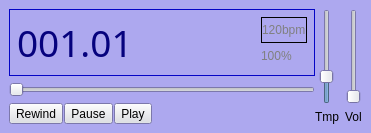
Qt form mscore/mscore/playpanel.ui (musescore/musescore-old) before a commit.
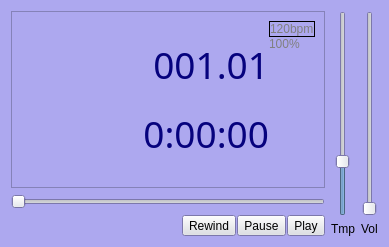
The same form after that commit.

Commit message: add time display

```diff
--- a/mscore/mscore/playpanel.ui
+++ b/mscore/mscore/playpanel.ui
@@ -5,8 +5,8 @@
    <rect>
     <x>0</x>
     <y>0</y>
-    <width>371</width>
-    <height>129</height>
+    <width>389</width>
+    <height>247</height>
    </rect>
   </property>
   <property name="sizePolicy" >
@@ -487,39 +487,9 @@
   <property name="windowTitle" >
    <string>MuseScore: Play Panel</string>
   </property>
-  <layout class="QHBoxLayout" >
-   <property name="spacing" >
-    <number>0</number>
-   </property>
-   <property name="leftMargin" >
-    <number>9</number>
-   </property>
-   <property name="topMargin" >
-    <number>9</number>
-   </property>
-   <property name="rightMargin" >
-    <number>9</number>
-   </property>
-   <property name="bottomMargin" >
-    <number>9</number>
-   </property>
+  <layout class="QHBoxLayout" name="horizontalLayout_2" >
    <item>
-    <layout class="QVBoxLayout" >
-     <property name="spacing" >
-      <number>6</number>
-     </property>
-     <property name="leftMargin" >
-      <number>0</number>
-     </property>
-     <property name="topMargin" >
-      <number>0</number>
-     </property>
-     <property name="rightMargin" >
-      <number>0</number>
-     </property>
-     <property name="bottomMargin" >
-      <number>0</number>
-     </property>
+    <layout class="QVBoxLayout" name="verticalLayout_3" >
      <item>
       <widget class="QFrame" name="frame" >
        <property name="sizePolicy" >
@@ -530,471 +500,9 @@
        </property>
        <property name="palette" >
         <palette>
-         <active>
-          <colorrole role="WindowText" >
-           <brush brushstyle="SolidPattern" >
-            <color alpha="255" >
-             <red>128</red>
-             <green>128</green>
-             <blue>128</blue>
-            </color>
-           </brush>
-          </colorrole>
-          <colorrole role="Button" >
-           <brush brushstyle="SolidPattern" >
-            <color alpha="255" >
-             <red>221</red>
-             <green>223</green>
-             <blue>228</blue>
-            </color>
-           </brush>
-          </colorrole>
-          <colorrole role="Light" >
-           <brush brushstyle="SolidPattern" >
-            <color alpha="255" >
-             <red>255</red>
-             <green>255</green>
-             <blue>255</blue>
-            </color>
-           </brush>
-          </colorrole>
-          <colorrole role="Midlight" >
-           <brush brushstyle="SolidPattern" >
-            <color alpha="255" >
-             <red>255</red>
-             <green>255</green>
-             <blue>255</blue>
-            </color>
-           </brush>
-          </colorrole>
-          <colorrole role="Dark" >
-           <brush brushstyle="SolidPattern" >
-            <color alpha="255" >
-             <red>110</red>
-             <green>111</green>
-             <blue>114</blue>
-            </color>
-           </brush>
-          </colorrole>
-          <colorrole role="Mid" >
-           <brush brushstyle="SolidPattern" >
-            <color alpha="255" >
-             <red>147</red>
-             <green>149</green>
-             <blue>152</blue>
-            </color>
-           </brush>
-          </colorrole>
-          <colorrole role="Text" >
-           <brush brushstyle="SolidPattern" >
-            <color alpha="255" >
-             <red>128</red>
-             <green>128</green>
-             <blue>128</blue>
-            </color>
-           </brush>
-          </colorrole>
-          <colorrole role="BrightText" >
-           <brush brushstyle="SolidPattern" >
-            <color alpha="255" >
-             <red>255</red>
-             <green>255</green>
-             <blue>255</blue>
-            </color>
-           </brush>
-          </colorrole>
-          <colorrole role="ButtonText" >
-           <brush brushstyle="SolidPattern" >
-            <color alpha="255" >
-             <red>128</red>
-             <green>128</green>
-             <blue>128</blue>
-            </color>
-           </brush>
-          </colorrole>
-          <colorrole role="Base" >
-           <brush brushstyle="SolidPattern" >
-            <color alpha="255" >
-             <red>0</red>
-             <green>0</green>
-             <blue>0</blue>
-            </color>
-           </brush>
-          </colorrole>
-          <colorrole role="Window" >
-           <brush brushstyle="SolidPattern" >
-            <color alpha="255" >
-             <red>7</red>
-             <green>7</green>
-             <blue>255</blue>
-            </color>
-           </brush>
-          </colorrole>
-          <colorrole role="Shadow" >
-           <brush brushstyle="SolidPattern" >
-            <color alpha="255" >
-             <red>0</red>
-             <green>0</green>
-             <blue>0</blue>
-            </color>
-           </brush>
-          </colorrole>
-          <colorrole role="Highlight" >
-           <brush brushstyle="SolidPattern" >
-            <color alpha="255" >
-             <red>86</red>
-             <green>117</green>
-             <blue>148</blue>
-            </color>
-           </brush>
-          </colorrole>
-          <colorrole role="HighlightedText" >
-           <brush brushstyle="SolidPattern" >
-            <color alpha="255" >
-             <red>255</red>
-             <green>255</green>
-             <blue>255</blue>
-            </color>
-           </brush>
-          </colorrole>
-          <colorrole role="Link" >
-           <brush brushstyle="SolidPattern" >
-            <color alpha="255" >
-             <red>0</red>
-             <green>0</green>
-             <blue>238</blue>
-            </color>
-           </brush>
-          </colorrole>
-          <colorrole role="LinkVisited" >
-           <brush brushstyle="SolidPattern" >
-            <color alpha="255" >
-             <red>82</red>
-             <green>24</green>
-             <blue>139</blue>
-            </color>
-           </brush>
-          </colorrole>
-          <colorrole role="AlternateBase" >
-           <brush brushstyle="SolidPattern" >
-            <color alpha="255" >
-             <red>238</red>
-             <green>239</green>
-             <blue>241</blue>
-            </color>
-           </brush>
-          </colorrole>
-         </active>
-         <inactive>
-          <colorrole role="WindowText" >
-           <brush brushstyle="SolidPattern" >
-            <color alpha="255" >
-             <red>128</red>
-             <green>128</green>
-             <blue>128</blue>
-            </color>
-           </brush>
-          </colorrole>
-          <colorrole role="Button" >
-           <brush brushstyle="SolidPattern" >
-            <color alpha="255" >
-             <red>221</red>
-             <green>223</green>
-             <blue>228</blue>
-            </color>
-           </brush>
-          </colorrole>
-          <colorrole role="Light" >
-           <brush brushstyle="SolidPattern" >
-            <color alpha="255" >
-             <red>255</red>
-             <green>255</green>
-             <blue>255</blue>
-            </color>
-           </brush>
-          </colorrole>
-          <colorrole role="Midlight" >
-           <brush brushstyle="SolidPattern" >
-            <color alpha="255" >
-             <red>255</red>
-             <green>255</green>
-             <blue>255</blue>
-            </color>
-           </brush>
-          </colorrole>
-          <colorrole role="Dark" >
-           <brush brushstyle="SolidPattern" >
-            <color alpha="255" >
-             <red>110</red>
-             <green>111</green>
-             <blue>114</blue>
-            </color>
-           </brush>
-          </colorrole>
-          <colorrole role="Mid" >
-           <brush brushstyle="SolidPattern" >
-            <color alpha="255" >
-             <red>147</red>
-             <green>149</green>
-             <blue>152</blue>
-            </color>
-           </brush>
-          </colorrole>
-          <colorrole role="Text" >
-           <brush brushstyle="SolidPattern" >
-            <color alpha="255" >
-             <red>128</red>
-             <green>128</green>
-             <blue>128</blue>
-            </color>
-           </brush>
-          </colorrole>
-          <colorrole role="BrightText" >
-           <brush brushstyle="SolidPattern" >
-            <color alpha="255" >
-             <red>255</red>
-             <green>255</green>
-             <blue>255</blue>
-            </color>
-           </brush>
-          </colorrole>
-          <colorrole role="ButtonText" >
-           <brush brushstyle="SolidPattern" >
-            <color alpha="255" >
-             <red>128</red>
-             <green>128</green>
-             <blue>128</blue>
-            </color>
-           </brush>
-          </colorrole>
-          <colorrole role="Base" >
-           <brush brushstyle="SolidPattern" >
-            <color alpha="255" >
-             <red>0</red>
-             <green>0</green>
-             <blue>0</blue>
-            </color>
-           </brush>
-          </colorrole>
-          <colorrole role="Window" >
-           <brush brushstyle="SolidPattern" >
-            <color alpha="255" >
-             <red>7</red>
-             <green>7</green>
-             <blue>255</blue>
-            </color>
-           </brush>
-          </colorrole>
-          <colorrole role="Shadow" >
-           <brush brushstyle="SolidPattern" >
-            <color alpha="255" >
-             <red>0</red>
-             <green>0</green>
-             <blue>0</blue>
-            </color>
-           </brush>
-          </colorrole>
-          <colorrole role="Highlight" >
-           <brush brushstyle="SolidPattern" >
-            <color alpha="255" >
-             <red>86</red>
-             <green>117</green>
-             <blue>148</blue>
-            </color>
-           </brush>
-          </colorrole>
-          <colorrole role="HighlightedText" >
-           <brush brushstyle="SolidPattern" >
-            <color alpha="255" >
-             <red>255</red>
-             <green>255</green>
-             <blue>255</blue>
-            </color>
-           </brush>
-          </colorrole>
-          <colorrole role="Link" >
-           <brush brushstyle="SolidPattern" >
-            <color alpha="255" >
-             <red>0</red>
-             <green>0</green>
-             <blue>238</blue>
-            </color>
-           </brush>
-          </colorrole>
-          <colorrole role="LinkVisited" >
-           <brush brushstyle="SolidPattern" >
-            <color alpha="255" >
-             <red>82</red>
-             <green>24</green>
-             <blue>139</blue>
-            </color>
-           </brush>
-          </colorrole>
-          <colorrole role="AlternateBase" >
-           <brush brushstyle="SolidPattern" >
-            <color alpha="255" >
-             <red>238</red>
-             <green>239</green>
-             <blue>241</blue>
-            </color>
-           </brush>
-          </colorrole>
-         </inactive>
-         <disabled>
-          <colorrole role="WindowText" >
-           <brush brushstyle="SolidPattern" >
-            <color alpha="255" >
-             <red>128</red>
-             <green>128</green>
-             <blue>128</blue>
-            </color>
-           </brush>
-          </colorrole>
-          <colorrole role="Button" >
-           <brush brushstyle="SolidPattern" >
-            <color alpha="255" >
-             <red>221</red>
-             <green>223</green>
-             <blue>228</blue>
-            </color>
-           </brush>
-          </colorrole>
-          <colorrole role="Light" >
-           <brush brushstyle="SolidPattern" >
-            <color alpha="255" >
-             <red>255</red>
-             <green>255</green>
-             <blue>255</blue>
-            </color>
-           </brush>
-          </colorrole>
-          <colorrole role="Midlight" >
-           <brush brushstyle="SolidPattern" >
-            <color alpha="255" >
-             <red>255</red>
-             <green>255</green>
-             <blue>255</blue>
-            </color>
-           </brush>
-          </colorrole>
-          <colorrole role="Dark" >
-           <brush brushstyle="SolidPattern" >
-            <color alpha="255" >
-             <red>110</red>
-             <green>111</green>
-             <blue>114</blue>
-            </color>
-           </brush>
-          </colorrole>
-          <colorrole role="Mid" >
-           <brush brushstyle="SolidPattern" >
-            <color alpha="255" >
-             <red>147</red>
-             <green>149</green>
-             <blue>152</blue>
-            </color>
-           </brush>
-          </colorrole>
-          <colorrole role="Text" >
-           <brush brushstyle="SolidPattern" >
-            <color alpha="255" >
-             <red>128</red>
-             <green>128</green>
-             <blue>128</blue>
-            </color>
-           </brush>
-          </colorrole>
-          <colorrole role="BrightText" >
-           <brush brushstyle="SolidPattern" >
-            <color alpha="255" >
-             <red>255</red>
-             <green>255</green>
-             <blue>255</blue>
-            </color>
-           </brush>
-          </colorrole>
-          <colorrole role="ButtonText" >
-           <brush brushstyle="SolidPattern" >
-            <color alpha="255" >
-             <red>128</red>
-             <green>128</green>
-             <blue>128</blue>
-            </color>
-           </brush>
-          </colorrole>
-          <colorrole role="Base" >
-           <brush brushstyle="SolidPattern" >
-            <color alpha="255" >
-             <red>7</red>
-             <green>7</green>
-             <blue>255</blue>
-            </color>
-           </brush>
-          </colorrole>
-          <colorrole role="Window" >
-           <brush brushstyle="SolidPattern" >
-            <color alpha="255" >
-             <red>7</red>
-             <green>7</green>
-             <blue>255</blue>
-            </color>
-           </brush>
-          </colorrole>
-          <colorrole role="Shadow" >
-           <brush brushstyle="SolidPattern" >
-            <color alpha="255" >
-             <red>0</red>
-             <green>0</green>
-             <blue>0</blue>
-            </color>
-           </brush>
-          </colorrole>
-          <colorrole role="Highlight" >
-           <brush brushstyle="SolidPattern" >
-            <color alpha="255" >
-             <red>86</red>
-             <green>117</green>
-             <blue>148</blue>
-            </color>
-           </brush>
-          </colorrole>
-          <colorrole role="HighlightedText" >
-           <brush brushstyle="SolidPattern" >
-            <color alpha="255" >
-             <red>255</red>
-             <green>255</green>
-             <blue>255</blue>
-            </color>
-           </brush>
-          </colorrole>
-          <colorrole role="Link" >
-           <brush brushstyle="SolidPattern" >
-            <color alpha="255" >
-             <red>0</red>
-             <green>0</green>
-             <blue>238</blue>
-            </color>
-           </brush>
-          </colorrole>
-          <colorrole role="LinkVisited" >
-           <brush brushstyle="SolidPattern" >
-            <color alpha="255" >
-             <red>82</red>
-             <green>24</green>
-             <blue>139</blue>
-            </color>
-           </brush>
-          </colorrole>
-          <colorrole role="AlternateBase" >
-           <brush brushstyle="SolidPattern" >
-            <color alpha="255" >
-             <red>238</red>
-             <green>239</green>
-             <blue>241</blue>
-            </color>
-           </brush>
-          </colorrole>
-         </disabled>
+         <active/>
+         <inactive/>
+         <disabled/>
         </palette>
        </property>
        <property name="frameShape" >
@@ -1009,26 +517,19 @@
        <property name="midLineWidth" >
         <number>2</number>
        </property>
-       <layout class="QHBoxLayout" >
+       <layout class="QHBoxLayout" name="horizontalLayout" >
         <property name="spacing" >
          <number>0</number>
         </property>
-        <property name="leftMargin" >
-         <number>7</number>
-        </property>
-        <property name="topMargin" >
-         <number>7</number>
-        </property>
-        <property name="rightMargin" >
-         <number>7</number>
-        </property>
-        <property name="bottomMargin" >
-         <number>7</number>
+        <item>
+         <layout class="QVBoxLayout" name="verticalLayout_2" >
+          <property name="spacing" >
+           <number>0</number>
         </property>
         <item>
          <widget class="QLabel" name="posLabel" >
           <property name="sizePolicy" >
-           <sizepolicy vsizetype="Expanding" hsizetype="Expanding" >
+             <sizepolicy vsizetype="Fixed" hsizetype="Expanding" >
             <horstretch>0</horstretch>
             <verstretch>0</verstretch>
            </sizepolicy>
@@ -1514,6 +1015,12 @@
           <property name="text" >
            <string>001.01</string>
           </property>
+            <property name="textFormat" >
+             <enum>Qt::PlainText</enum>
+            </property>
+            <property name="alignment" >
+             <set>Qt::AlignRight|Qt::AlignTrailing|Qt::AlignVCenter</set>
+            </property>
           <property name="margin" >
            <number>0</number>
           </property>
@@ -1526,26 +1033,522 @@
          </widget>
         </item>
         <item>
-         <layout class="QVBoxLayout" >
-          <property name="spacing" >
-           <number>0</number>
-          </property>
-          <property name="leftMargin" >
-           <number>0</number>
-          </property>
-          <property name="topMargin" >
-           <number>0</number>
-          </property>
-          <property name="rightMargin" >
+           <widget class="QLabel" name="timeLabel" >
+            <property name="sizePolicy" >
+             <sizepolicy vsizetype="Fixed" hsizetype="Expanding" >
+              <horstretch>0</horstretch>
+              <verstretch>0</verstretch>
+             </sizepolicy>
+            </property>
+            <property name="palette" >
+             <palette>
+              <active>
+               <colorrole role="WindowText" >
+                <brush brushstyle="SolidPattern" >
+                 <color alpha="255" >
+                  <red>6</red>
+                  <green>2</green>
+                  <blue>125</blue>
+                 </color>
+                </brush>
+               </colorrole>
+               <colorrole role="Button" >
+                <brush brushstyle="SolidPattern" >
+                 <color alpha="255" >
+                  <red>255</red>
+                  <green>255</green>
+                  <blue>0</blue>
+                 </color>
+                </brush>
+               </colorrole>
+               <colorrole role="Light" >
+                <brush brushstyle="SolidPattern" >
+                 <color alpha="255" >
+                  <red>255</red>
+                  <green>255</green>
+                  <blue>127</blue>
+                 </color>
+                </brush>
+               </colorrole>
+               <colorrole role="Midlight" >
+                <brush brushstyle="SolidPattern" >
+                 <color alpha="255" >
+                  <red>255</red>
+                  <green>255</green>
+                  <blue>38</blue>
+                 </color>
+                </brush>
+               </colorrole>
+               <colorrole role="Dark" >
+                <brush brushstyle="SolidPattern" >
+                 <color alpha="255" >
+                  <red>127</red>
+                  <green>127</green>
+                  <blue>0</blue>
+                 </color>
+                </brush>
+               </colorrole>
+               <colorrole role="Mid" >
+                <brush brushstyle="SolidPattern" >
+                 <color alpha="255" >
+                  <red>170</red>
+                  <green>170</green>
+                  <blue>0</blue>
+                 </color>
+                </brush>
+               </colorrole>
+               <colorrole role="Text" >
+                <brush brushstyle="SolidPattern" >
+                 <color alpha="255" >
+                  <red>128</red>
+                  <green>128</green>
+                  <blue>128</blue>
+                 </color>
+                </brush>
+               </colorrole>
+               <colorrole role="BrightText" >
+                <brush brushstyle="SolidPattern" >
+                 <color alpha="255" >
+                  <red>255</red>
+                  <green>255</green>
+                  <blue>255</blue>
+                 </color>
+                </brush>
+               </colorrole>
+               <colorrole role="ButtonText" >
+                <brush brushstyle="SolidPattern" >
+                 <color alpha="255" >
+                  <red>128</red>
+                  <green>128</green>
+                  <blue>128</blue>
+                 </color>
+                </brush>
+               </colorrole>
+               <colorrole role="Base" >
+                <brush brushstyle="SolidPattern" >
+                 <color alpha="255" >
+                  <red>0</red>
+                  <green>0</green>
+                  <blue>0</blue>
+                 </color>
+                </brush>
+               </colorrole>
+               <colorrole role="Window" >
+                <brush brushstyle="SolidPattern" >
+                 <color alpha="255" >
+                  <red>69</red>
+                  <green>87</green>
+                  <blue>255</blue>
+                 </color>
+                </brush>
+               </colorrole>
+               <colorrole role="Shadow" >
+                <brush brushstyle="SolidPattern" >
+                 <color alpha="255" >
+                  <red>0</red>
+                  <green>0</green>
+                  <blue>0</blue>
+                 </color>
+                </brush>
+               </colorrole>
+               <colorrole role="Highlight" >
+                <brush brushstyle="SolidPattern" >
+                 <color alpha="255" >
+                  <red>86</red>
+                  <green>117</green>
+                  <blue>148</blue>
+                 </color>
+                </brush>
+               </colorrole>
+               <colorrole role="HighlightedText" >
+                <brush brushstyle="SolidPattern" >
+                 <color alpha="255" >
+                  <red>255</red>
+                  <green>255</green>
+                  <blue>255</blue>
+                 </color>
+                </brush>
+               </colorrole>
+               <colorrole role="Link" >
+                <brush brushstyle="SolidPattern" >
+                 <color alpha="255" >
+                  <red>0</red>
+                  <green>0</green>
+                  <blue>238</blue>
+                 </color>
+                </brush>
+               </colorrole>
+               <colorrole role="LinkVisited" >
+                <brush brushstyle="SolidPattern" >
+                 <color alpha="255" >
+                  <red>82</red>
+                  <green>24</green>
+                  <blue>139</blue>
+                 </color>
+                </brush>
+               </colorrole>
+               <colorrole role="AlternateBase" >
+                <brush brushstyle="SolidPattern" >
+                 <color alpha="255" >
+                  <red>255</red>
+                  <green>255</green>
+                  <blue>63</blue>
+                 </color>
+                </brush>
+               </colorrole>
+              </active>
+              <inactive>
+               <colorrole role="WindowText" >
+                <brush brushstyle="SolidPattern" >
+                 <color alpha="255" >
+                  <red>6</red>
+                  <green>2</green>
+                  <blue>125</blue>
+                 </color>
+                </brush>
+               </colorrole>
+               <colorrole role="Button" >
+                <brush brushstyle="SolidPattern" >
+                 <color alpha="255" >
+                  <red>255</red>
+                  <green>255</green>
+                  <blue>0</blue>
+                 </color>
+                </brush>
+               </colorrole>
+               <colorrole role="Light" >
+                <brush brushstyle="SolidPattern" >
+                 <color alpha="255" >
+                  <red>255</red>
+                  <green>255</green>
+                  <blue>127</blue>
+                 </color>
+                </brush>
+               </colorrole>
+               <colorrole role="Midlight" >
+                <brush brushstyle="SolidPattern" >
+                 <color alpha="255" >
+                  <red>255</red>
+                  <green>255</green>
+                  <blue>38</blue>
+                 </color>
+                </brush>
+               </colorrole>
+               <colorrole role="Dark" >
+                <brush brushstyle="SolidPattern" >
+                 <color alpha="255" >
+                  <red>127</red>
+                  <green>127</green>
+                  <blue>0</blue>
+                 </color>
+                </brush>
+               </colorrole>
+               <colorrole role="Mid" >
+                <brush brushstyle="SolidPattern" >
+                 <color alpha="255" >
+                  <red>170</red>
+                  <green>170</green>
+                  <blue>0</blue>
+                 </color>
+                </brush>
+               </colorrole>
+               <colorrole role="Text" >
+                <brush brushstyle="SolidPattern" >
+                 <color alpha="255" >
+                  <red>128</red>
+                  <green>128</green>
+                  <blue>128</blue>
+                 </color>
+                </brush>
+               </colorrole>
+               <colorrole role="BrightText" >
+                <brush brushstyle="SolidPattern" >
+                 <color alpha="255" >
+                  <red>255</red>
+                  <green>255</green>
+                  <blue>255</blue>
+                 </color>
+                </brush>
+               </colorrole>
+               <colorrole role="ButtonText" >
+                <brush brushstyle="SolidPattern" >
+                 <color alpha="255" >
+                  <red>128</red>
+                  <green>128</green>
+                  <blue>128</blue>
+                 </color>
+                </brush>
+               </colorrole>
+               <colorrole role="Base" >
+                <brush brushstyle="SolidPattern" >
+                 <color alpha="255" >
+                  <red>0</red>
+                  <green>0</green>
+                  <blue>0</blue>
+                 </color>
+                </brush>
+               </colorrole>
+               <colorrole role="Window" >
+                <brush brushstyle="SolidPattern" >
+                 <color alpha="255" >
+                  <red>69</red>
+                  <green>87</green>
+                  <blue>255</blue>
+                 </color>
+                </brush>
+               </colorrole>
+               <colorrole role="Shadow" >
+                <brush brushstyle="SolidPattern" >
+                 <color alpha="255" >
+                  <red>0</red>
+                  <green>0</green>
+                  <blue>0</blue>
+                 </color>
+                </brush>
+               </colorrole>
+               <colorrole role="Highlight" >
+                <brush brushstyle="SolidPattern" >
+                 <color alpha="255" >
+                  <red>86</red>
+                  <green>117</green>
+                  <blue>148</blue>
+                 </color>
+                </brush>
+               </colorrole>
+               <colorrole role="HighlightedText" >
+                <brush brushstyle="SolidPattern" >
+                 <color alpha="255" >
+                  <red>255</red>
+                  <green>255</green>
+                  <blue>255</blue>
+                 </color>
+                </brush>
+               </colorrole>
+               <colorrole role="Link" >
+                <brush brushstyle="SolidPattern" >
+                 <color alpha="255" >
+                  <red>0</red>
+                  <green>0</green>
+                  <blue>238</blue>
+                 </color>
+                </brush>
+               </colorrole>
+               <colorrole role="LinkVisited" >
+                <brush brushstyle="SolidPattern" >
+                 <color alpha="255" >
+                  <red>82</red>
+                  <green>24</green>
+                  <blue>139</blue>
+                 </color>
+                </brush>
+               </colorrole>
+               <colorrole role="AlternateBase" >
+                <brush brushstyle="SolidPattern" >
+                 <color alpha="255" >
+                  <red>255</red>
+                  <green>255</green>
+                  <blue>63</blue>
+                 </color>
+                </brush>
+               </colorrole>
+              </inactive>
+              <disabled>
+               <colorrole role="WindowText" >
+                <brush brushstyle="SolidPattern" >
+                 <color alpha="255" >
+                  <red>128</red>
+                  <green>128</green>
+                  <blue>128</blue>
+                 </color>
+                </brush>
+               </colorrole>
+               <colorrole role="Button" >
+                <brush brushstyle="SolidPattern" >
+                 <color alpha="255" >
+                  <red>255</red>
+                  <green>255</green>
+                  <blue>0</blue>
+                 </color>
+                </brush>
+               </colorrole>
+               <colorrole role="Light" >
+                <brush brushstyle="SolidPattern" >
+                 <color alpha="255" >
+                  <red>255</red>
+                  <green>255</green>
+                  <blue>127</blue>
+                 </color>
+                </brush>
+               </colorrole>
+               <colorrole role="Midlight" >
+                <brush brushstyle="SolidPattern" >
+                 <color alpha="255" >
+                  <red>255</red>
+                  <green>255</green>
+                  <blue>38</blue>
+                 </color>
+                </brush>
+               </colorrole>
+               <colorrole role="Dark" >
+                <brush brushstyle="SolidPattern" >
+                 <color alpha="255" >
+                  <red>127</red>
+                  <green>127</green>
+                  <blue>0</blue>
+                 </color>
+                </brush>
+               </colorrole>
+               <colorrole role="Mid" >
+                <brush brushstyle="SolidPattern" >
+                 <color alpha="255" >
+                  <red>170</red>
+                  <green>170</green>
+                  <blue>0</blue>
+                 </color>
+                </brush>
+               </colorrole>
+               <colorrole role="Text" >
+                <brush brushstyle="SolidPattern" >
+                 <color alpha="255" >
+                  <red>128</red>
+                  <green>128</green>
+                  <blue>128</blue>
+                 </color>
+                </brush>
+               </colorrole>
+               <colorrole role="BrightText" >
+                <brush brushstyle="SolidPattern" >
+                 <color alpha="255" >
+                  <red>255</red>
+                  <green>255</green>
+                  <blue>255</blue>
+                 </color>
+                </brush>
+               </colorrole>
+               <colorrole role="ButtonText" >
+                <brush brushstyle="SolidPattern" >
+                 <color alpha="255" >
+                  <red>128</red>
+                  <green>128</green>
+                  <blue>128</blue>
+                 </color>
+                </brush>
+               </colorrole>
+               <colorrole role="Base" >
+                <brush brushstyle="SolidPattern" >
+                 <color alpha="255" >
+                  <red>69</red>
+                  <green>87</green>
+                  <blue>255</blue>
+                 </color>
+                </brush>
+               </colorrole>
+               <colorrole role="Window" >
+                <brush brushstyle="SolidPattern" >
+                 <color alpha="255" >
+                  <red>69</red>
+                  <green>87</green>
+                  <blue>255</blue>
+                 </color>
+                </brush>
+               </colorrole>
+               <colorrole role="Shadow" >
+                <brush brushstyle="SolidPattern" >
+                 <color alpha="255" >
+                  <red>0</red>
+                  <green>0</green>
+                  <blue>0</blue>
+                 </color>
+                </brush>
+               </colorrole>
+               <colorrole role="Highlight" >
+                <brush brushstyle="SolidPattern" >
+                 <color alpha="255" >
+                  <red>86</red>
+                  <green>117</green>
+                  <blue>148</blue>
+                 </color>
+                </brush>
+               </colorrole>
+               <colorrole role="HighlightedText" >
+                <brush brushstyle="SolidPattern" >
+                 <color alpha="255" >
+                  <red>255</red>
+                  <green>255</green>
+                  <blue>255</blue>
+                 </color>
+                </brush>
+               </colorrole>
+               <colorrole role="Link" >
+                <brush brushstyle="SolidPattern" >
+                 <color alpha="255" >
+                  <red>0</red>
+                  <green>0</green>
+                  <blue>238</blue>
+                 </color>
+                </brush>
+               </colorrole>
+               <colorrole role="LinkVisited" >
+                <brush brushstyle="SolidPattern" >
+                 <color alpha="255" >
+                  <red>82</red>
+                  <green>24</green>
+                  <blue>139</blue>
+                 </color>
+                </brush>
+               </colorrole>
+               <colorrole role="AlternateBase" >
+                <brush brushstyle="SolidPattern" >
+                 <color alpha="255" >
+                  <red>255</red>
+                  <green>255</green>
+                  <blue>63</blue>
+                 </color>
+                </brush>
+               </colorrole>
+              </disabled>
+             </palette>
+            </property>
+            <property name="font" >
+             <font>
+              <family>Arial black</family>
+              <pointsize>28</pointsize>
+             </font>
+            </property>
+            <property name="toolTip" >
+             <string>h:mm:s</string>
+            </property>
+            <property name="autoFillBackground" >
+             <bool>false</bool>
+            </property>
+            <property name="text" >
+             <string>0:00:00</string>
+            </property>
+            <property name="textFormat" >
+             <enum>Qt::PlainText</enum>
+            </property>
+            <property name="alignment" >
+             <set>Qt::AlignRight|Qt::AlignTrailing|Qt::AlignVCenter</set>
+            </property>
+            <property name="margin" >
            <number>0</number>
           </property>
-          <property name="bottomMargin" >
+            <property name="indent" >
            <number>0</number>
           </property>
+            <property name="textInteractionFlags" >
+             <set>Qt::NoTextInteraction</set>
+            </property>
+           </widget>
+          </item>
+         </layout>
+        </item>
+        <item>
+         <layout class="QVBoxLayout" name="verticalLayout" >
           <item>
            <widget class="QLabel" name="tempoLabel" >
             <property name="sizePolicy" >
-             <sizepolicy vsizetype="Expanding" hsizetype="Preferred" >
+             <sizepolicy vsizetype="Fixed" hsizetype="Preferred" >
               <horstretch>0</horstretch>
               <verstretch>0</verstretch>
              </sizepolicy>
@@ -2054,7 +2057,7 @@
           <item>
            <widget class="QLabel" name="relTempo" >
             <property name="sizePolicy" >
-             <sizepolicy vsizetype="Expanding" hsizetype="Preferred" >
+             <sizepolicy vsizetype="Fixed" hsizetype="Preferred" >
               <horstretch>0</horstretch>
               <verstretch>0</verstretch>
              </sizepolicy>
@@ -2551,6 +2554,19 @@
             </property>
            </widget>
           </item>
+          <item>
+           <spacer name="verticalSpacer" >
+            <property name="orientation" >
+             <enum>Qt::Vertical</enum>
+            </property>
+            <property name="sizeHint" stdset="0" >
+             <size>
+              <width>20</width>
+              <height>40</height>
+             </size>
+            </property>
+           </spacer>
+          </item>
          </layout>
         </item>
        </layout>
@@ -2568,18 +2584,22 @@
        <property name="spacing" >
         <number>1</number>
        </property>
-       <property name="leftMargin" >
+       <property name="margin" >
         <number>0</number>
        </property>
-       <property name="topMargin" >
-        <number>0</number>
-       </property>
-       <property name="rightMargin" >
-        <number>0</number>
-       </property>
-       <property name="bottomMargin" >
-        <number>0</number>
-       </property>
+       <item>
+        <spacer>
+         <property name="orientation" >
+          <enum>Qt::Horizontal</enum>
+         </property>
+         <property name="sizeHint" stdset="0" >
+          <size>
+           <width>40</width>
+           <height>20</height>
+          </size>
+         </property>
+        </spacer>
+       </item>
        <item>
         <widget class="QToolButton" name="rewindButton" >
          <property name="text" >
@@ -2607,41 +2627,16 @@
          </property>
         </widget>
        </item>
-       <item>
-        <spacer>
-         <property name="orientation" >
-          <enum>Qt::Horizontal</enum>
-         </property>
-         <property name="sizeHint" >
-          <size>
-           <width>40</width>
-           <height>20</height>
-          </size>
-         </property>
-        </spacer>
-       </item>
       </layout>
      </item>
     </layout>
    </item>
    <item>
     <layout class="QGridLayout" >
-     <property name="leftMargin" >
+     <property name="margin" >
       <number>0</number>
      </property>
-     <property name="topMargin" >
-      <number>0</number>
-     </property>
-     <property name="rightMargin" >
-      <number>0</number>
-     </property>
-     <property name="bottomMargin" >
-      <number>0</number>
-     </property>
-     <property name="horizontalSpacing" >
-      <number>6</number>
-     </property>
-     <property name="verticalSpacing" >
+     <property name="spacing" >
       <number>6</number>
      </property>
      <item row="1" column="1" >
@@ -2682,6 +2677,28 @@
        </property>
       </widget>
      </item>
+     <item row="1" column="0" >
+      <widget class="QLabel" name="label_3" >
+       <property name="sizePolicy" >
+        <sizepolicy vsizetype="Preferred" hsizetype="Fixed" >
+         <horstretch>0</horstretch>
+         <verstretch>0</verstretch>
+        </sizepolicy>
+       </property>
+       <property name="font" >
+        <font/>
+       </property>
+       <property name="toolTip" >
+        <string>relative tempo</string>
+       </property>
+       <property name="text" >
+        <string>Tmp</string>
+       </property>
+       <property name="textFormat" >
+        <enum>Qt::PlainText</enum>
+       </property>
+      </widget>
+     </item>
      <item row="0" column="0" >
       <widget class="QSlider" name="tempoSlider" >
        <property name="sizePolicy" >
@@ -2707,25 +2724,6 @@
        </property>
       </widget>
      </item>
-     <item row="1" column="0" >
-      <widget class="QLabel" name="label_3" >
-       <property name="sizePolicy" >
-        <sizepolicy vsizetype="Preferred" hsizetype="Fixed" >
-         <horstretch>0</horstretch>
-         <verstretch>0</verstretch>
-        </sizepolicy>
-       </property>
-       <property name="font" >
-        <font/>
-       </property>
-       <property name="text" >
-        <string>Tmp</string>
-       </property>
-       <property name="textFormat" >
-        <enum>Qt::PlainText</enum>
-       </property>
-      </widget>
-     </item>
     </layout>
    </item>
   </layout>
```
Left out of the diff: 18 changed lines with no effect on the pictures. Lines whose indentation alone changed are shown as unchanged. The commit also changes 6 other files.
